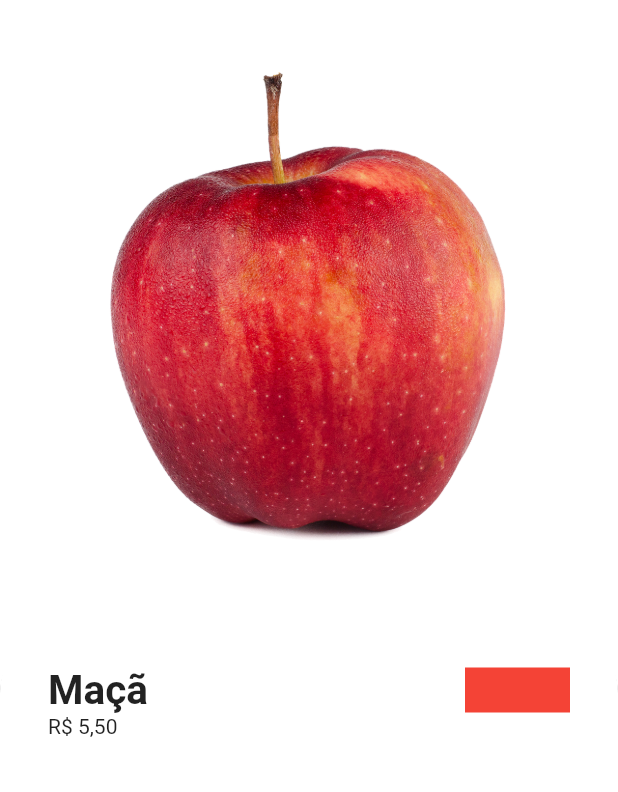
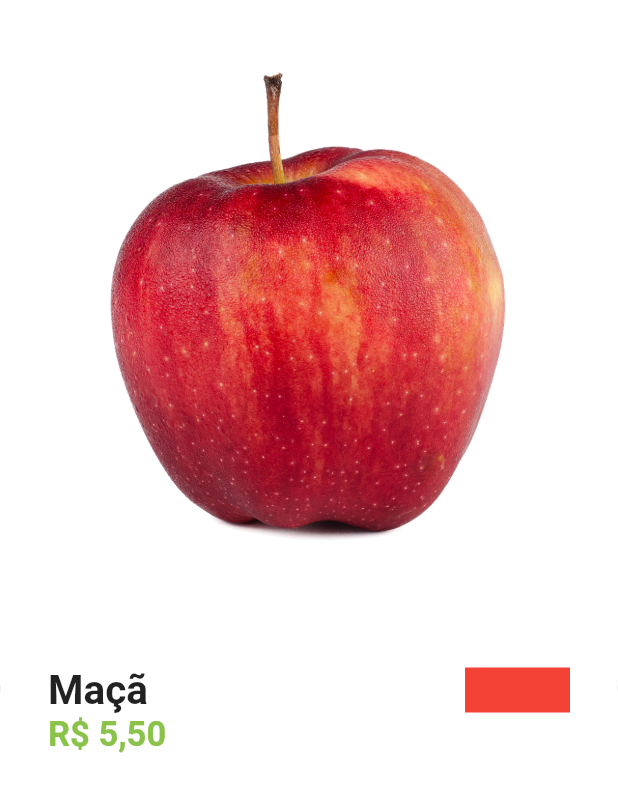
Before and after one commit to Jo-Schorr/Food_Store_Flutter, a Flutter app: the screen it shows after launch, after a tap on "Entrar", after a tap on "Maçã", on a phone screen of 412 x 824 dp. Shown: the top 792 px of the screen. Run offline on Flutter 3.47's test engine with Material 2 defaults, Android fonts, the phone set to English and light mode, and no system bars; our stand-ins replace animated_text_kit, mask_text_input_formatter.

Commit message:
add: color font text apple

```diff
--- a/lib/src/pages/product/product_screen.dart
+++ b/lib/src/pages/product/product_screen.dart
@@ -1,4 +1,5 @@
 import 'package:flutter/material.dart';
+import 'package:greengrocer/src/config/custom_colors.dart';
 import 'package:greengrocer/src/models/item_model.dart';
 import 'package:greengrocer/src/utils_services.dart';
 
@@ -61,6 +62,11 @@ class ProductScreen extends StatelessWidget {
                   // Preco
                   Text(
                     utilisServices.priceToCurrency(item.price),
+                    style: TextStyle(
+                      fontSize: 23,
+                      fontWeight: FontWeight.bold,
+                      color: CustomColors.customSwatchColor,
+                    ),
                   ),
                   // Descricao
 
```
